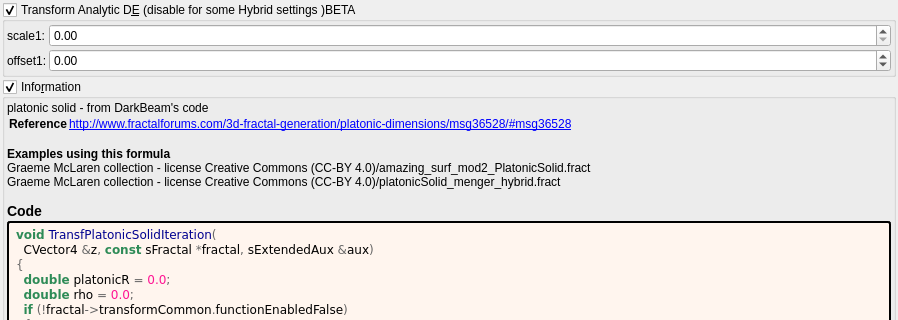
Before: the Qt Designer form mandelbulber2/formula/ui/transf_platonic_solid.ui in buddhi1980/mandelbulber2, drawn with Qt 5; both pictures show x 0 to 898 and y 171 to 491 of the 898 by 1146 pixel window.
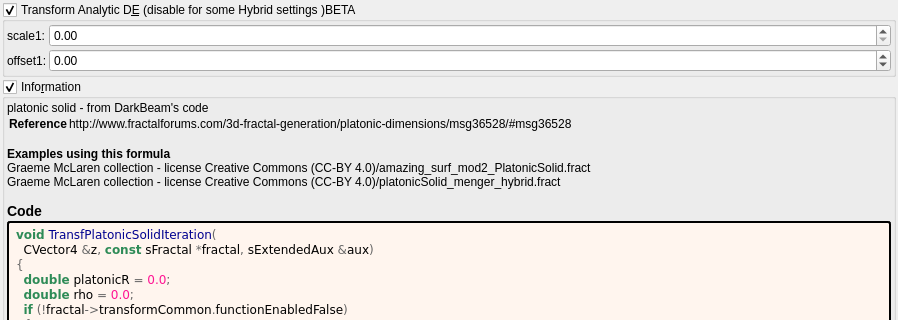
After: the same form once the commit is applied. Custom widgets are drawn as their Qt base class.

Commit message:
docs: show fractalforums.com formula references as text
fractalforums.com is only partly online; fractalforums.org keeps a read-only
copy and the active forum. The formula information boxes now show
fractalforums.com references (and the wrapped lines that continue them) as
plain text. The links that remain are closed with </a>, which the generator
never wrote. The formula/ui files are regenerated with
tools/populate_ui_information.py.

```diff
--- a/mandelbulber2/formula/ui/transf_platonic_solid.ui
+++ b/mandelbulber2/formula/ui/transf_platonic_solid.ui
@@ -409,7 +409,7 @@
        <widget class="QLabel" name="label_information_general">
         <property name="text">
          <string notr="true">&lt;p&gt;platonic solid - from DarkBeam&#039;s code&lt;/p&gt;&lt;table&gt;
-&lt;tr&gt;&lt;th&gt;Reference&lt;/th&gt;&lt;td&gt;&lt;a href=&quot;http://www.fractalforums.com/3d-fractal-generation/platonic-dimensions/msg36528/#msg36528&quot;&gt;http://www.fractalforums.com/3d-fractal-generation/platonic-dimensions/msg36528/#msg36528&lt;br&gt;
+&lt;tr&gt;&lt;th&gt;Reference&lt;/th&gt;&lt;td&gt;http://www.fractalforums.com/3d-fractal-generation/platonic-dimensions/msg36528/#msg36528&lt;br&gt;
 &lt;/td&gt;&lt;/tr&gt;
 &lt;/table&gt;
 &lt;br&gt;&lt;b&gt;Examples using this formula&lt;/b&gt;&lt;br&gt;Graeme McLaren  collection - license Creative Commons  (CC-BY 4.0)/amazing_surf_mod2_PlatonicSolid.fract&lt;br&gt;Graeme McLaren  collection - license Creative Commons  (CC-BY 4.0)/platonicSolid_menger_hybrid.fract&lt;h3&gt;Code&lt;/h3&gt;</string>
```
The commit also changes 202 other files.
